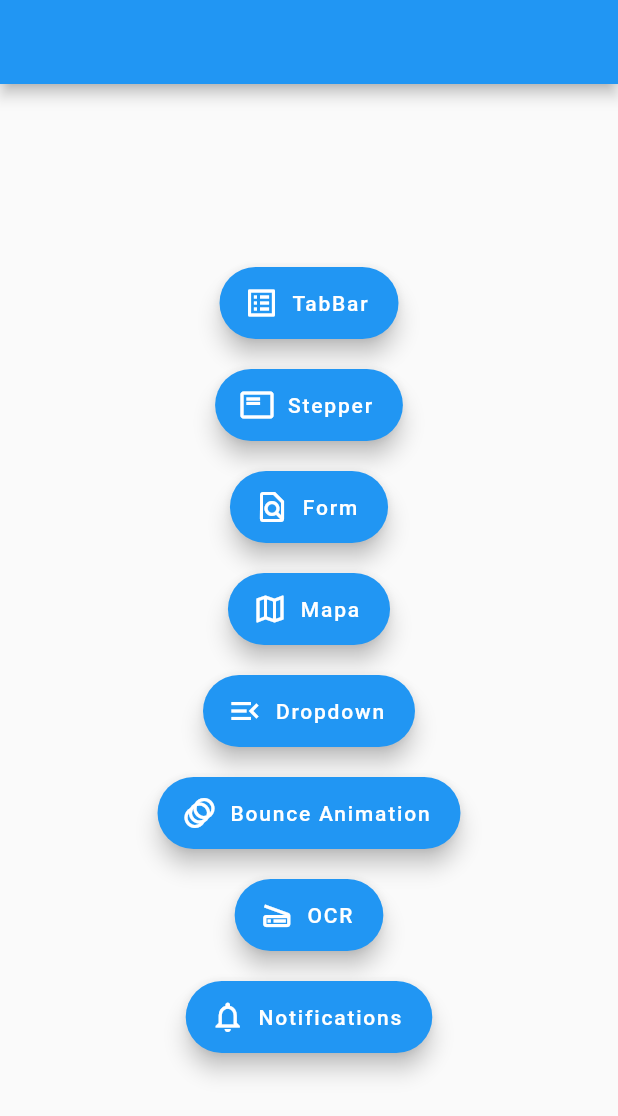
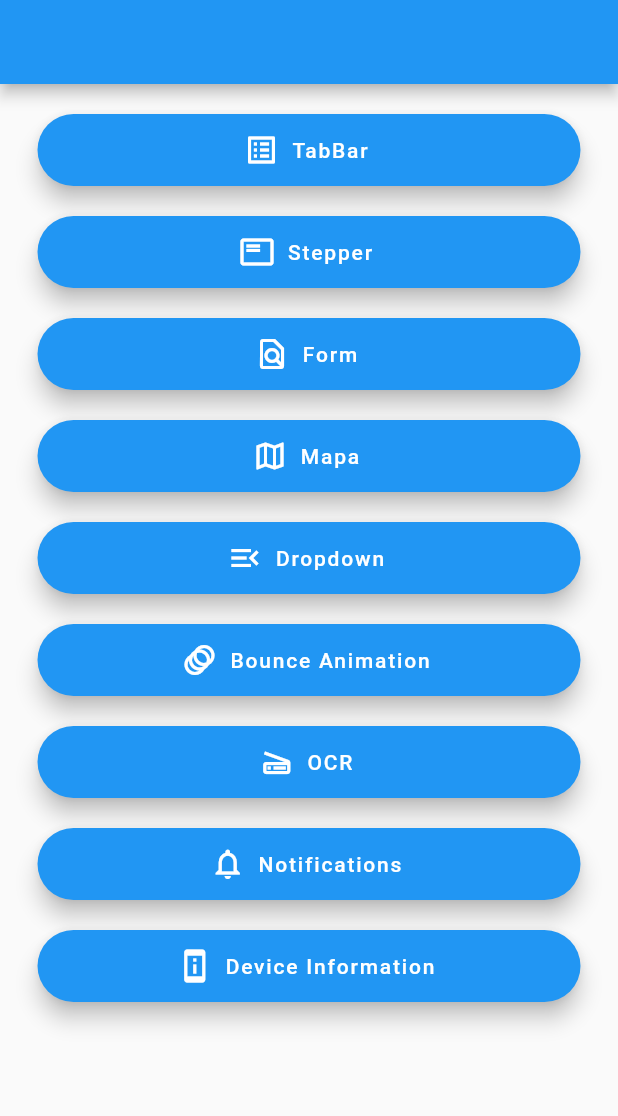
Before and after one commit to alfredo961/widgets_de_prueba, a Flutter app: the screen it shows after launch, on a phone screen of 412 x 824 dp. Shown: the top 1116 px of the screen. Run offline on Flutter 3.47's test engine with Material 2 defaults, Android fonts, the phone set to English and light mode, and no system bars; our stand-ins replace device_info, flutter_local_notifications, get, google_maps_flutter, image_picker, rxdart; missing offline and left inert: flutter_mobile_vision_2, flutter_tesseract_ocr, learning_input_image, learning_text_recognition.

Commit message:
obteniendo información del dispositivo

```diff
--- a/lib/home_controller.dart
+++ b/lib/home_controller.dart
@@ -32,4 +32,8 @@ class HomeController extends GetxController {
   Future? passToNotificationView() {
     return Get.toNamed("/notificacion");
   }
+
+  Future? passToDeviceInfoView() {
+    return Get.toNamed("/deviceInfo");
+  }
 }
--- a/lib/home_page.dart
+++ b/lib/home_page.dart
@@ -10,89 +10,87 @@ class HomePage extends StatelessWidget {
     return Scaffold(
       appBar: AppBar(),
       body: Container(
+        height: double.infinity,
+        width: double.infinity,
         alignment: Alignment.center,
-          child: Column(
-            mainAxisAlignment: MainAxisAlignment.center,
+        margin: const EdgeInsets.symmetric(horizontal: 25.0),
+        child: ListView(
           children: [
-              Flexible(
-                child: FloatingActionButton.extended(
+            const SizedBox(
+              height: 20,
+            ),
+            FloatingActionButton.extended(
                 heroTag: "btn1",
                 icon: const Icon(Icons.list_alt_outlined),
                 label: const Text("TabBar"),
                 onPressed: () => controller.passToTabs()),
-              ),
             const SizedBox(
               height: 20,
             ),
-              Flexible(
-                child: FloatingActionButton.extended(
+            FloatingActionButton.extended(
                 heroTag: "btn2",
                 label: const Text("Stepper"),
                 icon: const Icon(Icons.featured_play_list_outlined),
                 onPressed: () => controller.passToStepper()),
-              ),
             const SizedBox(
               height: 20,
             ),
-              Flexible(
-                child: FloatingActionButton.extended(
+            FloatingActionButton.extended(
                 heroTag: "btn3",
                 label: const Text("Form"),
                 icon: const Icon(Icons.find_in_page_outlined),
                 onPressed: () => controller.passToForm()),
-              ),
             const SizedBox(
               height: 20,
             ),
-              Flexible(
-                child: FloatingActionButton.extended(
+            FloatingActionButton.extended(
                 heroTag: "btn4",
                 label: const Text("Mapa"),
                 icon: const Icon(Icons.map_outlined),
                 onPressed: () => controller.passToMapView()),
-              ),
             const SizedBox(
               height: 20,
             ),
-              Flexible(
-                child: FloatingActionButton.extended(
+            FloatingActionButton.extended(
                 heroTag: "btn5",
                 label: const Text("Dropdown"),
                 icon: const Icon(Icons.menu_open_outlined),
                 onPressed: () => controller.passToDropdownView()),
-              ),
             const SizedBox(
               height: 20,
             ),
-              Flexible(
-                child: FloatingActionButton.extended(
+            FloatingActionButton.extended(
                 heroTag: "btn6",
                 label: const Text("Bounce Animation"),
                 icon: const Icon(Icons.animation),
                 onPressed: () => controller.passToAnimationView()),
-              ),
             const SizedBox(
               height: 20,
             ),
-              Flexible(
-                child: FloatingActionButton.extended(
+            FloatingActionButton.extended(
                 heroTag: "btn7",
                 label: const Text("OCR"),
                 icon: const Icon(Icons.scanner_outlined),
                 onPressed: () => controller.passToOCRView()),
-              ),
             const SizedBox(
               height: 20,
             ),
-              Flexible(
-                child: FloatingActionButton.extended(
+            FloatingActionButton.extended(
                 heroTag: "btn8",
                 label: const Text("Notifications"),
                 icon: const Icon(Icons.notifications_outlined),
                 onPressed: () => controller.passToNotificationView()),
+            const SizedBox(
+              height: 20,
             ),
+            FloatingActionButton.extended(
+                heroTag: "btn9",
+                label: const Text("Device Information"),
+                icon: const Icon(Icons.perm_device_info),
+                onPressed: () => controller.passToDeviceInfoView()),
           ],
-          )),
+        ),
+      ),
     );
   }
 }
--- a/lib/main.dart
+++ b/lib/main.dart
@@ -2,6 +2,8 @@ import 'package:flutter/material.dart';
 import 'package:get/get.dart';
 import 'package:provider/provider.dart';
 import 'package:tabbar/animation_view/animation_page.dart';
+import 'package:tabbar/device_info_view/device_info_provider.dart';
+import 'package:tabbar/device_info_view/device_info_view.dart';
 import 'package:tabbar/dropdown_view/dropdown_page.dart';
 import 'package:tabbar/form_view/form_page.dart';
 import 'package:tabbar/home_page.dart';
@@ -42,6 +44,12 @@ class MyApp extends StatelessWidget {
                   create: (_) => NotificacionesProvider(),
                   child: const NotificacionesView(),
                 )),
+        GetPage(
+            name: '/deviceInfo',
+            page: () => ChangeNotifierProvider<DeviceInfoProvider>(
+                  create: (_) => DeviceInfoProvider(),
+                  child: const DeviceInfoView(),
+                )),
       ],
     );
   }
--- a/lib/notificaciones_view/api/notification_api.dart
+++ b/lib/notificaciones_view/api/notification_api.dart
@@ -1,4 +1,3 @@
-import 'package:flutter/widgets.dart' show debugPrint;
 import 'package:flutter_local_notifications/flutter_local_notifications.dart';
 import 'package:rxdart/subjects.dart';
 
--- a/pubspec.yaml
+++ b/pubspec.yaml
@@ -39,6 +39,7 @@ dependencies:
   flutter_tesseract_ocr: ^0.4.18
   flutter_local_notifications: ^9.0.1
   rxdart: ^0.27.2
+  device_info: ^2.0.3
 
 
 dev_dependencies:
```
Also changed, not shown: lib/device_info_view/device_info_provider.dart (added, +97 -0 lines), lib/device_info_view/device_info_view.dart (added, +53 -0 lines), pubspec.lock. Lines whose indentation alone changed are shown as unchanged.
